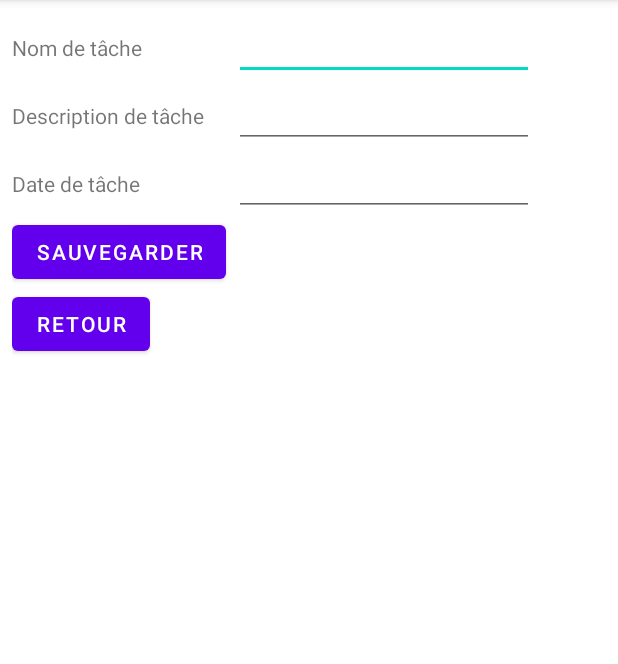
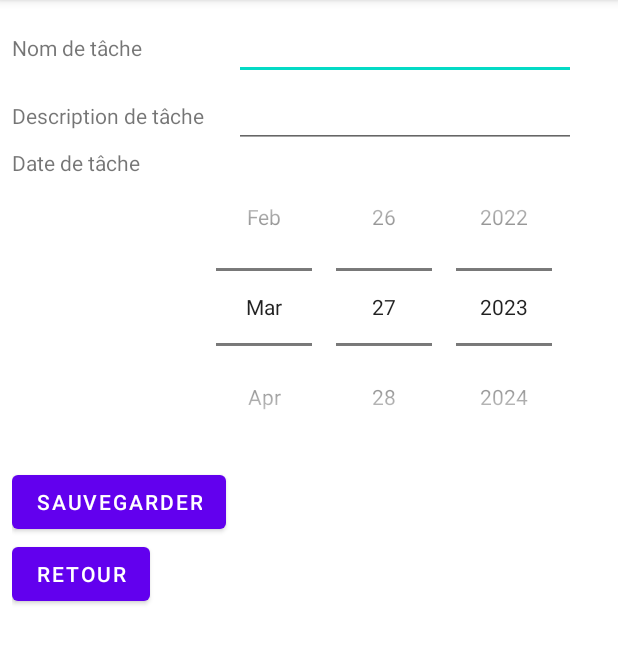
Before and after one commit to Pablo-Rio/MyTodoList, an Android app: the AddTaskActivity screen opened directly, with no data from a screen before it, after a tap on "SAUVEGARDER", on a phone screen of 412 x 824 dp, the part 84-748 px from its top. Run offline under Robolectric (Android 15) with nearby library versions, the phone set to English and light mode, and no system bars.

Commit message:
Ajout de la date à la création de la tâche

```diff
--- a/app/src/main/java/iut/project/mytodolist/AddTaskActivity.kt
+++ b/app/src/main/java/iut/project/mytodolist/AddTaskActivity.kt
@@ -4,6 +4,7 @@ import android.content.Intent
 import androidx.appcompat.app.AppCompatActivity
 import android.os.Bundle
 import android.view.View
+import android.widget.DatePicker
 import android.widget.EditText
 import android.widget.Toast
 import iut.project.mytodolist.classes.TaskModelClass
@@ -22,7 +23,9 @@ class AddTaskActivity : AppCompatActivity() {
     fun saveRecord(view: View) {
         val name = findViewById<EditText>(R.id.t_name).text.toString()
         val description = findViewById<EditText>(R.id.t_description).text.toString()
-        val date = findViewById<EditText>(R.id.t_date).text.toString()
+        val date = findViewById<DatePicker>(R.id.t_date).dayOfMonth.toString() + "/" +
+                findViewById<DatePicker>(R.id.t_date).month.toString() + "/" +
+                findViewById<DatePicker>(R.id.t_date).year.toString()
         val databaseHandler: DatabaseHandler = DatabaseHandler(this)
         if (name.trim() != "" && description.trim() != "") {
             val status = databaseHandler.addTask(
@@ -30,14 +33,14 @@ class AddTaskActivity : AppCompatActivity() {
                     idCounter++,
                     name,
                     description,
-                    Integer.parseInt(date)
+                    date
                 )
             )
             if (status > -1) {
                 Toast.makeText(applicationContext, "Tâche sauvegardée", Toast.LENGTH_LONG).show()
                 findViewById<EditText>(R.id.t_name).text.clear()
                 findViewById<EditText>(R.id.t_description).text.clear()
-                findViewById<EditText>(R.id.t_date).text.clear()
+                findViewById<DatePicker>(R.id.t_date).updateDate(2021, 0, 1)
 
                 // Revenir à l'activité principale
                 val intent = Intent(this, MainActivity::class.java)
--- a/app/src/main/java/iut/project/mytodolist/MainActivity.kt
+++ b/app/src/main/java/iut/project/mytodolist/MainActivity.kt
@@ -99,7 +99,7 @@ class MainActivity : AppCompatActivity() {
                         Integer.parseInt(id.substring(1, id.length)),
                         updateName,
                         updateDescription,
-                        Integer.parseInt(updateDate)
+                        updateDate
                     )
                 )
                 if (status > -1) {
@@ -129,7 +129,7 @@ class MainActivity : AppCompatActivity() {
                 Integer.parseInt(id),
                 "",
                 "",
-                0
+                ""
             )
         )
         if (status > -1) {
--- a/app/src/main/java/iut/project/mytodolist/classes/TaskModelClass.kt
+++ b/app/src/main/java/iut/project/mytodolist/classes/TaskModelClass.kt
@@ -4,5 +4,5 @@ class TaskModelClass(
     var taskId: Int,
     val taskName: String,
     val taskDescription: String,
-    val taskDate: Int
+    val taskDate: String
 )
--- a/app/src/main/java/iut/project/mytodolist/handler/DatabaseHandler.kt
+++ b/app/src/main/java/iut/project/mytodolist/handler/DatabaseHandler.kt
@@ -64,13 +64,13 @@ class DatabaseHandler(context: Context) :
         var taskId: Int
         var taskName: String
         var taskDescription: String
-        var taskDate: Int
+        var taskDate: String
         if (cursor.moveToFirst()) {
             do {
                 taskId = cursor.getInt(cursor.getColumnIndex("id"))
                 taskName = cursor.getString(cursor.getColumnIndex("name"))
                 taskDescription = cursor.getString(cursor.getColumnIndex("description"))
-                taskDate = cursor.getInt(cursor.getColumnIndex("date"))
+                taskDate = cursor.getString(cursor.getColumnIndex("date"))
                 val task = TaskModelClass(
                     taskId = taskId,
                     taskName = taskName,
--- a/app/src/main/res/layout/activity_add_task.xml
+++ b/app/src/main/res/layout/activity_add_task.xml
@@ -57,13 +57,13 @@
                 android:layout_height="wrap_content"
                 android:layout_column="1" />
 
-            <EditText
+            <DatePicker
                 android:id="@+id/t_date"
-                android:width="200dp"
                 android:layout_width="wrap_content"
                 android:layout_height="wrap_content"
-                android:layout_column="2"
-                android:layout_marginStart="20sp" />
+                android:calendarViewShown="false"
+                android:datePickerMode="spinner" />
+
         </TableRow>
 
     </TableLayout>
```
